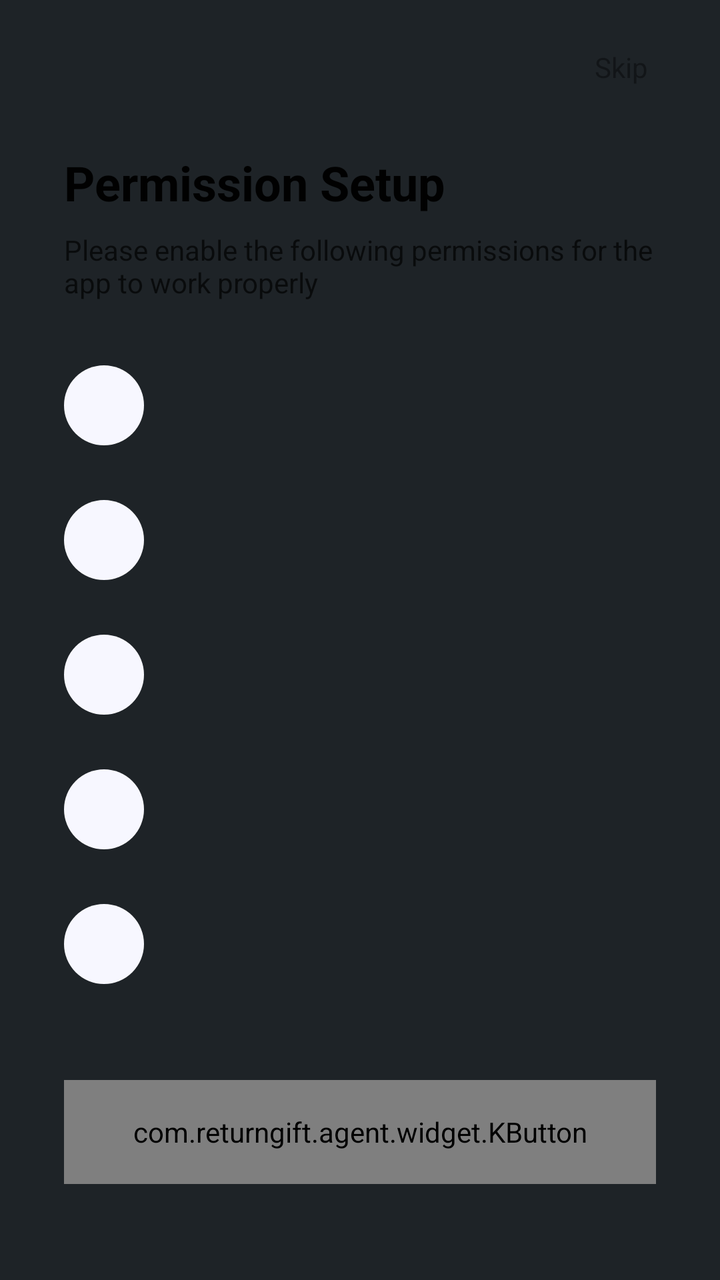
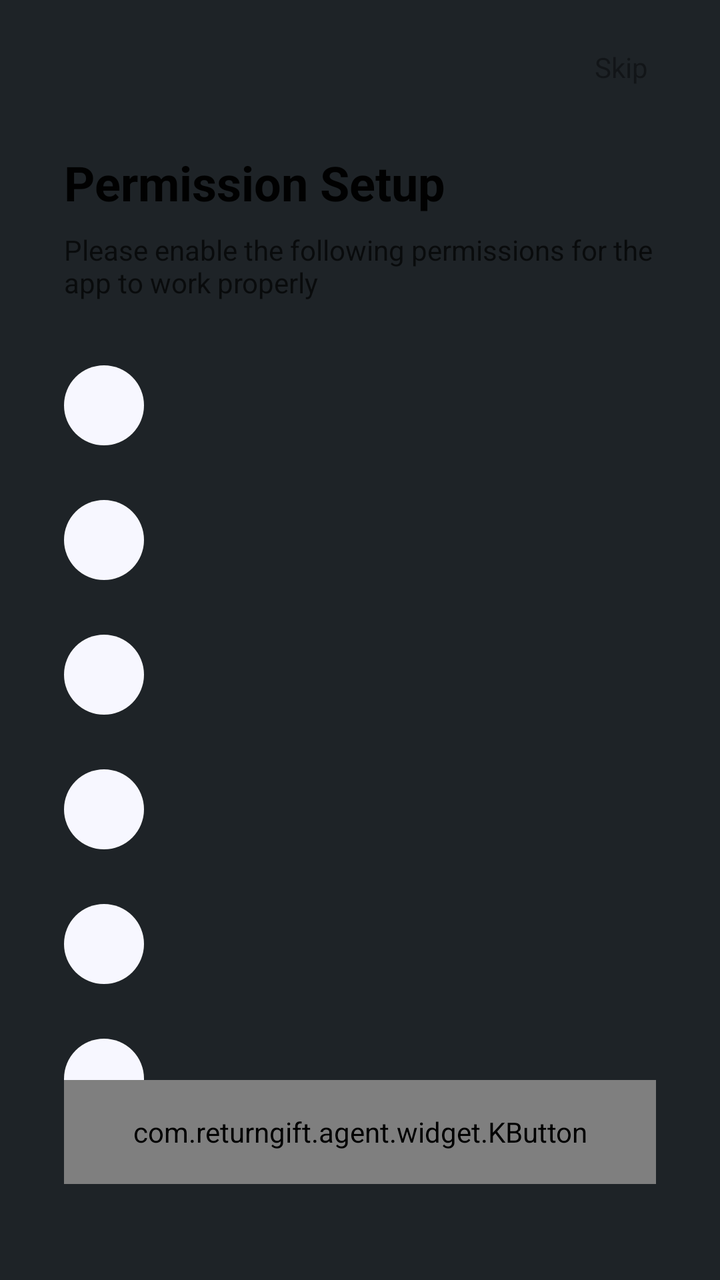

Compare the two renders of this Android layout. The source of the first and the diff that turns it into the second are given below.
<!-- AndroidManifest.xml: application theme Theme.ReturnGift -->
<!-- res/layout/activity_guide.xml -->
﻿<?xml version="1.0" encoding="utf-8"?>
<androidx.constraintlayout.widget.ConstraintLayout
    xmlns:android="http://schemas.android.com/apk/res/android"
    xmlns:app="http://schemas.android.com/apk/res-auto"
    android:layout_width="match_parent"
    android:layout_height="match_parent"
    android:background="@color/colorBgPrimary">

    
    <TextView
        android:id="@+id/tvSkip"
        android:layout_width="wrap_content"
        android:layout_height="wrap_content"
        android:layout_marginTop="16dp"
        android:layout_marginEnd="24dp"
        android:paddingHorizontal="12dp"
        android:paddingVertical="8dp"
        android:text="@string/guide_skip"
        android:textColor="@color/colorTextTertiary"
        android:textSize="14dp"
        app:layout_constraintEnd_toEndOf="parent"
        app:layout_constraintTop_toTopOf="parent" />

    
    <ScrollView
        android:id="@+id/scrollView"
        android:layout_width="match_parent"
        android:layout_height="0dp"
        android:fillViewport="true"
        android:scrollbars="none"
        app:layout_constraintTop_toBottomOf="@id/tvSkip"
        app:layout_constraintBottom_toTopOf="@id/btnStart">

        <LinearLayout
            android:layout_width="match_parent"
            android:layout_height="wrap_content"
            android:orientation="vertical"
            android:paddingHorizontal="32dp"
            android:paddingTop="24dp"
            android:paddingBottom="16dp">

            
            <TextView
                android:layout_width="wrap_content"
                android:layout_height="wrap_content"
                android:text="@string/guide_page_title"
                android:textColor="@color/colorTextPrimary"
                android:textSize="24dp"
                android:textStyle="bold" />

            <TextView
                android:layout_width="wrap_content"
                android:layout_height="wrap_content"
                android:layout_marginTop="8dp"
                android:text="@string/guide_page_subtitle"
                android:textColor="@color/colorTextSecondary"
                android:textSize="14dp" />

            
            <include
                android:id="@+id/guideAccessibility"
                layout="@layout/item_guide_section"
                android:layout_width="match_parent"
                android:layout_height="wrap_content"
                android:layout_marginTop="32dp" />

            
            <include
                android:id="@+id/guideNotification"
                layout="@layout/item_guide_section"
                android:layout_width="match_parent"
                android:layout_height="wrap_content"
                android:layout_marginTop="24dp" />

            
            <include
                android:id="@+id/guideOverlay"
                layout="@layout/item_guide_section"
                android:layout_width="match_parent"
                android:layout_height="wrap_content"
                android:layout_marginTop="24dp" />

            
            <include
                android:id="@+id/guideBattery"
                layout="@layout/item_guide_section"
                android:layout_width="match_parent"
                android:layout_height="wrap_content"
                android:layout_marginTop="24dp" />

            
            <include
                android:id="@+id/guideStorage"
                layout="@layout/item_guide_section"
                android:layout_width="match_parent"
                android:layout_height="wrap_content"
                android:layout_marginTop="24dp" />

        </LinearLayout>
    </ScrollView>

    
    <com.returngift.agent.widget.KButton
        android:id="@+id/btnStart"
        android:layout_width="match_parent"
        android:layout_height="52dp"
        android:layout_marginHorizontal="32dp"
        android:layout_marginBottom="48dp"
        android:text="@string/guide_start"
        android:textSize="16dp"
        app:layout_constraintBottom_toBottomOf="parent" />

</androidx.constraintlayout.widget.ConstraintLayout>
<!-- res/layout/item_guide_section.xml (included above) -->
<?xml version="1.0" encoding="utf-8"?>
<LinearLayout
    xmlns:android="http://schemas.android.com/apk/res/android"
    xmlns:app="http://schemas.android.com/apk/res-auto"
    android:layout_width="match_parent"
    android:layout_height="wrap_content"
    android:orientation="horizontal"
    android:gravity="top">

    
    <ImageView
        android:id="@+id/ivIcon"
        android:layout_width="40dp"
        android:layout_height="40dp"
        android:padding="8dp"
        android:background="@drawable/bg_icon_circle"
        android:scaleType="centerInside"
        app:tint="@color/colorBrandPrimary" />

    
    <LinearLayout
        android:layout_width="0dp"
        android:layout_height="wrap_content"
        android:layout_weight="1"
        android:layout_marginStart="12dp"
        android:orientation="vertical">

        <TextView
            android:id="@+id/tvTitle"
            android:layout_width="wrap_content"
            android:layout_height="wrap_content"
            android:textColor="@color/colorTextPrimary"
            android:textSize="16dp"
            android:textStyle="bold" />

        <TextView
            android:id="@+id/tvDescription"
            android:layout_width="match_parent"
            android:layout_height="wrap_content"
            android:layout_marginTop="4dp"
            android:lineSpacingExtra="3dp"
            android:textColor="@color/colorTextSecondary"
            android:textSize="13dp" />

    </LinearLayout>

</LinearLayout>
<!-- resources referenced by this layout -->
<resources>
  <color name="colorBgPrimary">#FF1E2327</color>
  <color name="colorBrandPrimary">#FF5856D6</color>
  <color name="colorTextPrimary">#F5000000</color>
  <color name="colorTextSecondary">#AD000000</color>
  <color name="colorTextTertiary">#61000000</color>
  <!-- drawable bg_icon_circle (drawable) -->
  <?xml version="1.0" encoding="utf-8"?>
  <shape xmlns:android="http://schemas.android.com/apk/res/android"
      android:shape="oval">
      <solid android:color="@color/colorBrandContainer" />
  </shape>
  <string name="guide_page_subtitle">Please enable the following permissions for the app to work properly</string>
  <string name="guide_page_title">Permission Setup</string>
  <string name="guide_skip">Skip</string>
  <string name="guide_start">Get Started</string>
  <style name="Theme.ReturnGift" parent="Theme.Material3.Light.NoActionBar">
          
          <item name="colorPrimary">@color/colorBrandPrimary</item>
          <item name="colorOnPrimary">@color/colorBrandOnPrimary</item>
          <item name="colorPrimaryContainer">@color/colorBrandContainer</item>
          <item name="colorOnPrimaryContainer">@color/colorBrandOnContainer</item>
  
          
          <item name="android:colorBackground">@color/colorBgPrimary</item>
          <item name="colorOnBackground">@color/colorTextPrimary</item>
          <item name="colorSurface">@color/colorContainerBrighten</item>
          <item name="colorOnSurface">@color/colorTextPrimary</item>
          <item name="colorSurfaceVariant">@color/colorContainerBase</item>
          <item name="colorOnSurfaceVariant">@color/colorTextSecondary</item>
  
          
          <item name="colorOutline">@color/colorBorderBase</item>
          <item name="colorOutlineVariant">@color/colorBorderLow</item>
  
          
          <item name="colorError">@color/colorErrorPrimary</item>
          <item name="colorOnError">@color/colorErrorOnPrimary</item>
  
          
          <item name="android:windowBackground">@color/colorBgPrimary</item>
          <item name="android:statusBarColor">@color/colorBgPrimary</item>
          <item name="android:navigationBarColor">@color/colorBgPrimary</item>
      </style>
  <color name="colorBrandContainer">#FFF7F7FF</color>
  <color name="colorBrandOnPrimary">#FFFFFFFF</color>
  <color name="colorBrandOnContainer">#FF2F2D84</color>
  <color name="colorContainerBrighten">#FFFFFFFF</color>
  <color name="colorContainerBase">#FFF2F2F7</color>
  <color name="colorBorderBase">#0F000000</color>
  <color name="colorBorderLow">#0A000000</color>
  <color name="colorErrorPrimary">#FFF6685D</color>
  <color name="colorErrorOnPrimary">#FFFFFFFF</color>
</resources>

<!-- the commit's change to res/layout/activity_guide.xml (unified diff, before → after) -->
@@ -17,7 +17,7 @@
         android:paddingVertical="8dp"
         android:text="@string/guide_skip"
         android:textColor="@color/colorTextTertiary"
-        android:textSize="14dp"
+        android:textSize="14sp"
         app:layout_constraintEnd_toEndOf="parent"
         app:layout_constraintTop_toTopOf="parent" />
 
@@ -45,7 +45,7 @@
                 android:layout_height="wrap_content"
                 android:text="@string/guide_page_title"
                 android:textColor="@color/colorTextPrimary"
-                android:textSize="24dp"
+                android:textSize="24sp"
                 android:textStyle="bold" />
 
             <TextView
@@ -54,7 +54,15 @@
                 android:layout_marginTop="8dp"
                 android:text="@string/guide_page_subtitle"
                 android:textColor="@color/colorTextSecondary"
-                android:textSize="14dp" />
+                android:textSize="14sp" />
+
+            
+            <include
+                android:id="@+id/guideRestricted"
+                layout="@layout/item_guide_section"
+                android:layout_width="match_parent"
+                android:layout_height="wrap_content"
+                android:layout_marginTop="32dp" />
 
             
             <include
@@ -62,7 +70,7 @@
                 layout="@layout/item_guide_section"
                 android:layout_width="match_parent"
                 android:layout_height="wrap_content"
-                android:layout_marginTop="32dp" />
+                android:layout_marginTop="24dp" />
 
             
             <include
@@ -107,7 +115,7 @@
         android:layout_marginHorizontal="32dp"
         android:layout_marginBottom="48dp"
         android:text="@string/guide_start"
-        android:textSize="16dp"
+        android:textSize="16sp"
         app:layout_constraintBottom_toBottomOf="parent" />
 
 </androidx.constraintlayout.widget.ConstraintLayout>
@@ -144,7 +152,7 @@
             android:layout_width="wrap_content"
             android:layout_height="wrap_content"
             android:textColor="@color/colorTextPrimary"
-            android:textSize="16dp"
+            android:textSize="16sp"
             android:textStyle="bold" />
 
         <TextView
@@ -154,7 +162,7 @@
             android:layout_marginTop="4dp"
             android:lineSpacingExtra="3dp"
             android:textColor="@color/colorTextSecondary"
-            android:textSize="13dp" />
+            android:textSize="13sp" />
 
     </LinearLayout>
 
